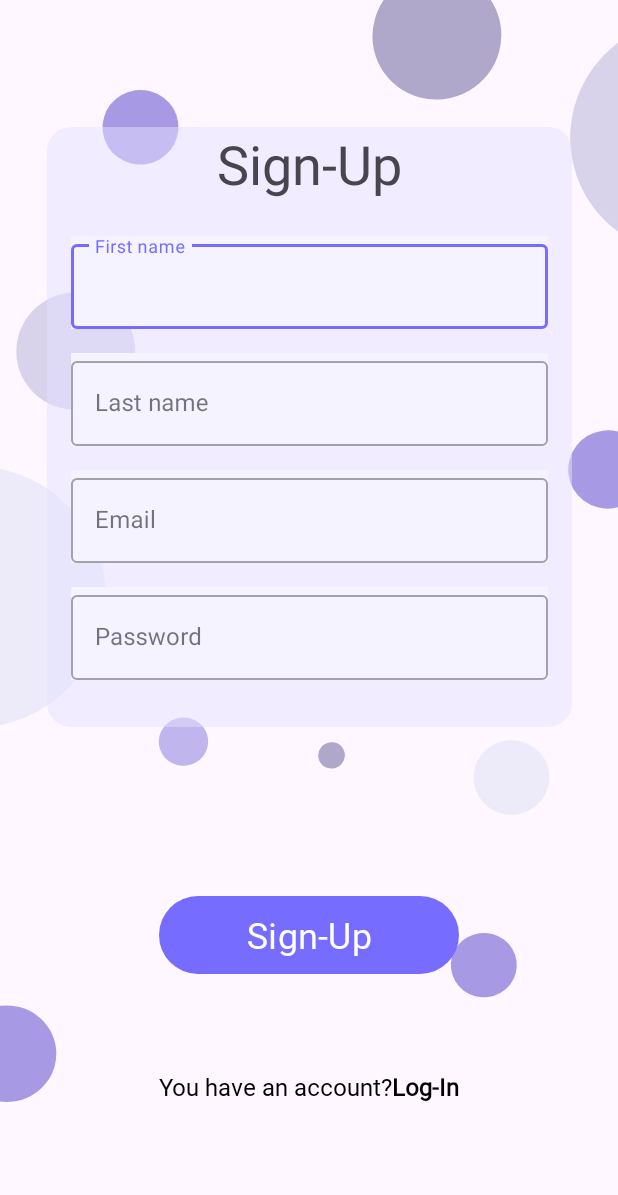
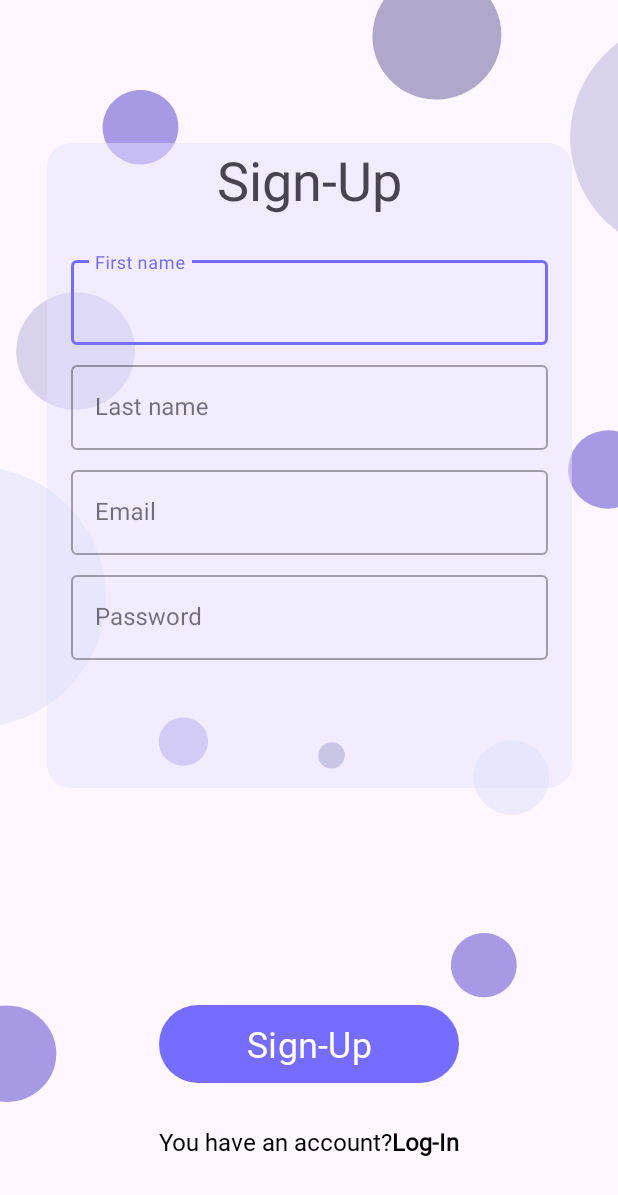
Before and after one commit to EmikaWinter/MyNotesApp, an Android app: the SignupActivity screen opened directly, with no data from a screen before it, on a phone screen of 412 x 824 dp. Shown: the top 1195 px of the screen. Run offline under Robolectric (Android 15) with nearby library versions, the phone set to English and light mode, and no system bars.

Commit message:
HomeWork16-17

```diff
--- a/app/src/main/java/com/example/an16/mynotesapp/SignupActivity.kt
+++ b/app/src/main/java/com/example/an16/mynotesapp/SignupActivity.kt
@@ -3,16 +3,75 @@ package com.example.an16.mynotesapp
 import android.content.Intent
 import androidx.appcompat.app.AppCompatActivity
 import android.os.Bundle
+import android.widget.Button
 import android.widget.TextView
+import com.google.android.material.textfield.TextInputEditText
+import com.google.android.material.textfield.TextInputLayout
 
 class SignupActivity : AppCompatActivity() {
     override fun onCreate(savedInstanceState: Bundle?) {
         super.onCreate(savedInstanceState)
         setContentView(R.layout.activity_signup)
 
-        findViewById<TextView>(R.id.login_signup).setOnClickListener {
+        findViewById<TextView>(R.id.signup_to_login).setOnClickListener {
             val intent = Intent(this, LoginActivity::class.java)
             startActivity(intent)
         }
+
+        val firstNameInput = findViewById<TextInputEditText>(R.id.signup_firstname_input_edit)
+        val firstNameInputLayout = findViewById<TextInputLayout>(R.id.signup_firstname_input)
+
+        val lastNameInput = findViewById<TextInputEditText>(R.id.signup_lastname_input_edit)
+        val lastNameInputLayout = findViewById<TextInputLayout>(R.id.signup_lastname_input)
+
+        val emailInput = findViewById<TextInputEditText>(R.id.signup_email_input_edit)
+        val emailInputLayout = findViewById<TextInputLayout>(R.id.signup_email_input)
+
+        val passwordInput = findViewById<TextInputEditText>(R.id.signup_password_input_edit)
+        val passwordInputLayout = findViewById<TextInputLayout>(R.id.signup_password_input)
+
+        val signupButton = findViewById<Button>(R.id.signup_button)
+
+        val validator = Validator()
+
+        signupButton.setOnClickListener {
+            val firstNameStatus = validator.validateName(firstNameInput.text.toString())
+            val lastNameStatus = validator.validateName(lastNameInput.text.toString())
+            val emailStatus = validator.validateEmail(emailInput.text.toString())
+            val passwordStatus = validator.validatePassword(passwordInput.text.toString())
+
+            firstNameInputLayout.error = when (firstNameStatus) {
+                Status.EMPTY_FIELD -> getString(R.string.name_empty_field)
+                Status.INCORRECT_FORMAT -> getString(R.string.name_3_to_255_field)
+                else -> ""
+            }
+
+            lastNameInputLayout.error = when (lastNameStatus) {
+                Status.EMPTY_FIELD -> getString(R.string.name_empty_field)
+                Status.INCORRECT_FORMAT -> getString(R.string.name_3_to_255_field)
+                else -> ""
+            }
+
+            emailInputLayout.error = when (emailStatus) {
+                Status.EMPTY_FIELD -> getString(R.string.email_cant_be_empty)
+                Status.INCORRECT_FORMAT -> getString(R.string.email_incorrect)
+                else -> ""
+            }
+
+            passwordInputLayout.error = when (passwordStatus) {
+                Status.EMPTY_FIELD -> getString(R.string.password_cant_be_empty)
+                Status.INCORRECT_FORMAT -> getString(R.string.password_incorrect)
+                else -> ""
+            }
+
+            if (firstNameInputLayout.error.isNullOrEmpty() &&
+                lastNameInputLayout.error.isNullOrEmpty() &&
+                emailInputLayout.error.isNullOrEmpty() &&
+                passwordInputLayout.error.isNullOrEmpty()
+            ) {
+                val intent = Intent(this, MainActivity::class.java)
+                startActivity(intent)
+            }
+        }
     }
 }
--- a/app/src/main/res/drawable/bg_signup_shape.xml
+++ b/app/src/main/res/drawable/bg_signup_shape.xml
@@ -3,7 +3,7 @@
     <corners android:radius="16dp" />
     <size
         android:width="350dp"
-        android:height="400dp" />
+        android:height="430dp" />
     <solid android:color="@color/purple_light" />
 
 </shape>
--- /dev/null
+++ b/app/src/main/res/drawable/circle_indicator_grey.xml
@@ -0,0 +1,5 @@
+<?xml version="1.0" encoding="utf-8"?>
+<shape xmlns:android="http://schemas.android.com/apk/res/android" android:shape="oval">
+    <solid android:color="@color/hint_color"/>
+
+</shape>
--- /dev/null
+++ b/app/src/main/res/drawable/circle_indicator_purple.xml
@@ -0,0 +1,4 @@
+<?xml version="1.0" encoding="utf-8"?>
+<shape xmlns:android="http://schemas.android.com/apk/res/android" android:shape="oval">
+    <solid android:color="@color/baby_purple"/>
+</shape>
--- a/app/src/main/res/layout/activity_onboarding.xml
+++ b/app/src/main/res/layout/activity_onboarding.xml
@@ -20,6 +20,8 @@
         android:id="@+id/circle_indicator"
         android:layout_width="match_parent"
         android:layout_height="48dp"
+        app:ci_drawable_unselected="@drawable/circle_indicator_grey"
+        app:ci_drawable="@drawable/circle_indicator_purple"
         app:layout_constraintBottom_toBottomOf="parent"
         app:layout_constraintEnd_toEndOf="parent"
         app:layout_constraintStart_toStartOf="parent"/>
--- a/app/src/main/res/layout/activity_signup.xml
+++ b/app/src/main/res/layout/activity_signup.xml
@@ -12,14 +12,14 @@
         android:layout_height="wrap_content"
         android:alpha="0.5"
         android:src="@drawable/bg_signup_shape"
-        app:layout_constraintTop_toTopOf="@id/signup_linear_layout"
+        app:layout_constraintEnd_toEndOf="parent"
         app:layout_constraintStart_toStartOf="parent"
-        app:layout_constraintEnd_toEndOf="parent" />
+        app:layout_constraintTop_toTopOf="@id/signup_linear_layout" />
 
     <LinearLayout
         android:id="@+id/signup_linear_layout"
         android:layout_width="350dp"
-        android:layout_height="400dp"
+        android:layout_height="475dp"
         android:orientation="vertical"
         app:layout_constraintBottom_toTopOf="@id/signup_button"
         app:layout_constraintEnd_toEndOf="parent"
@@ -41,8 +41,7 @@
             android:layout_width="match_parent"
             android:layout_height="wrap_content"
             android:layout_marginHorizontal="16dp"
-            android:layout_marginBottom="16dp"
-            android:background="@color/snowy_purple"
+            android:layout_marginBottom="8dp"
             android:hint="@string/first_name">
 
             <com.google.android.material.textfield.TextInputEditText
@@ -59,15 +58,13 @@
             android:layout_width="match_parent"
             android:layout_height="wrap_content"
             android:layout_marginHorizontal="16dp"
-            android:layout_marginBottom="16dp"
-            android:background="@color/snowy_purple"
+            android:layout_marginBottom="8dp"
             android:hint="@string/last_name">
 
             <com.google.android.material.textfield.TextInputEditText
                 android:id="@+id/signup_lastname_input_edit"
                 android:layout_width="match_parent"
                 android:layout_height="wrap_content"
-
                 android:inputType="textPersonName"
                 android:textColorHint="@color/hint_color" />
 
@@ -79,9 +76,8 @@
             android:layout_width="match_parent"
             android:layout_height="wrap_content"
             android:layout_marginHorizontal="16dp"
-            android:layout_marginBottom="16dp"
-            android:hint="@string/email"
-            android:background="@color/snowy_purple">
+            android:layout_marginBottom="8dp"
+            android:hint="@string/email">
 
             <com.google.android.material.textfield.TextInputEditText
                 android:id="@+id/signup_email_input_edit"
@@ -96,9 +92,8 @@
             style="@style/Widget.MaterialComponents.TextInputLayout.OutlinedBox"
             android:layout_width="match_parent"
             android:layout_height="wrap_content"
-            android:layout_marginBottom="16dp"
             android:layout_marginHorizontal="16dp"
-            android:background="@color/snowy_purple"
+            android:layout_marginBottom="8dp"
             android:hint="@string/password">
 
             <com.google.android.material.textfield.TextInputEditText
@@ -111,7 +106,6 @@
 
     </LinearLayout>
 
-
     <Button
         android:id="@+id/signup_button"
         style="@style/TextButtonStyle"
@@ -120,13 +114,12 @@
         android:layout_margin="24dp"
         android:text="@string/sign_up"
         android:textSize="@dimen/text_size_small"
-        app:layout_constraintBottom_toTopOf="@id/have_account_signup"
+        app:layout_constraintBottom_toTopOf="@id/return_to"
         app:layout_constraintEnd_toEndOf="parent"
-        app:layout_constraintStart_toStartOf="parent"
-        app:layout_constraintTop_toBottomOf="@id/signup_linear_layout" />
+        app:layout_constraintStart_toStartOf="parent"/>
 
     <TextView
-        android:id="@+id/have_account_signup"
+        android:id="@+id/return_to"
         style="@style/TextRegularStyle.Small"
         android:layout_width="wrap_content"
         android:layout_height="wrap_content"
@@ -134,13 +127,13 @@
         android:layout_marginBottom="4dp"
         android:text="@string/you_have_an_account"
         app:layout_constraintBottom_toBottomOf="parent"
-        app:layout_constraintEnd_toStartOf="@+id/login_signup"
+        app:layout_constraintEnd_toStartOf="@+id/signup_to_login"
         app:layout_constraintHorizontal_chainStyle="packed"
         app:layout_constraintStart_toStartOf="parent"
         app:layout_constraintTop_toTopOf="@+id/signup_button" />
 
     <TextView
-        android:id="@+id/login_signup"
+        android:id="@+id/signup_to_login"
         style="@style/TextRegularStyle.Small.Bold"
         android:layout_width="wrap_content"
         android:layout_height="wrap_content"
@@ -149,8 +142,7 @@
         android:text="@string/log_in"
         app:layout_constraintBottom_toBottomOf="parent"
         app:layout_constraintEnd_toEndOf="parent"
-        app:layout_constraintStart_toEndOf="@id/have_account_signup"
+        app:layout_constraintStart_toEndOf="@id/return_to"
         app:layout_constraintTop_toTopOf="@+id/signup_button" />
 
-
 </androidx.constraintlayout.widget.ConstraintLayout>
--- a/app/src/main/res/values/colors.xml
+++ b/app/src/main/res/values/colors.xml
@@ -14,5 +14,5 @@
     <color name="text_color">#FF000000</color>
     <color name="text_logo_color">#211F54</color>
 
-    <color name="hint_color">#757575</color>
+    <color name="hint_color">#3D3D3D</color>
 </resources>
--- a/app/src/main/res/values/strings.xml
+++ b/app/src/main/res/values/strings.xml
@@ -22,10 +22,12 @@
     <string name="create">Create</string>
 
     <!--Validate-->
-    <string name="email_cant_be_empty">Email can not be empty</string>
+    <string name="email_cant_be_empty">Email must not be empty</string>
     <string name="email_incorrect">Incorrect Email</string>
-    <string name="password_cant_be_empty">Password can not be empty</string>
+    <string name="password_cant_be_empty">Password must not be empty</string>
     <string name="password_incorrect">Incorrect password</string>
+    <string name="name_3_to_255_field">The field must contain from 3 to 255 characters</string>
+    <string name="name_empty_field">The field must not be empty</string>
     <string name="return_to">Return to </string>
 
 </resources>
```
Also changed, not shown: app/src/main/java/com/example/an16/mynotesapp/LoginActivity.kt (+10 -6 lines), app/src/main/java/com/example/an16/mynotesapp/Validator.kt (+10 -5 lines), app/src/main/res/layout/activity_login.xml (+12 -14 lines), 1 other file.
